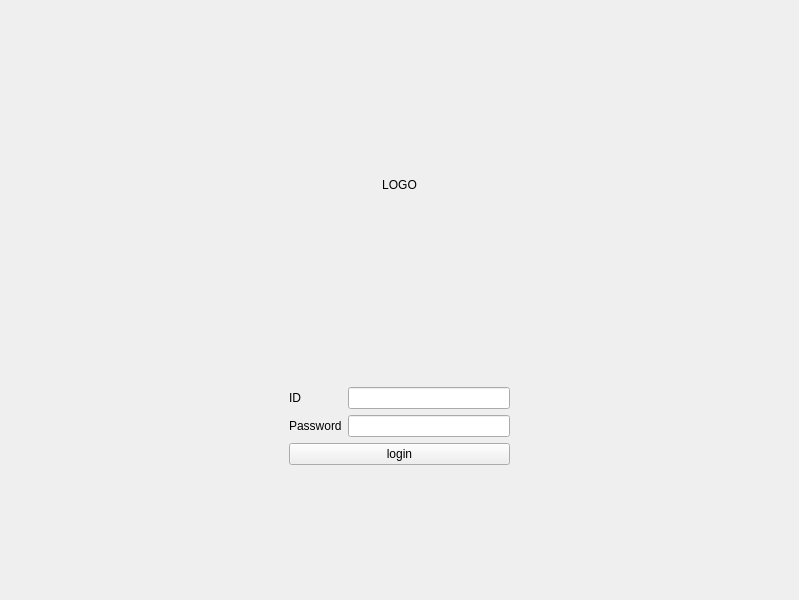
This is mainwindow.ui in shashwatkhadka/BillX as Qt 5 draws it before an edit. The edited form follows.
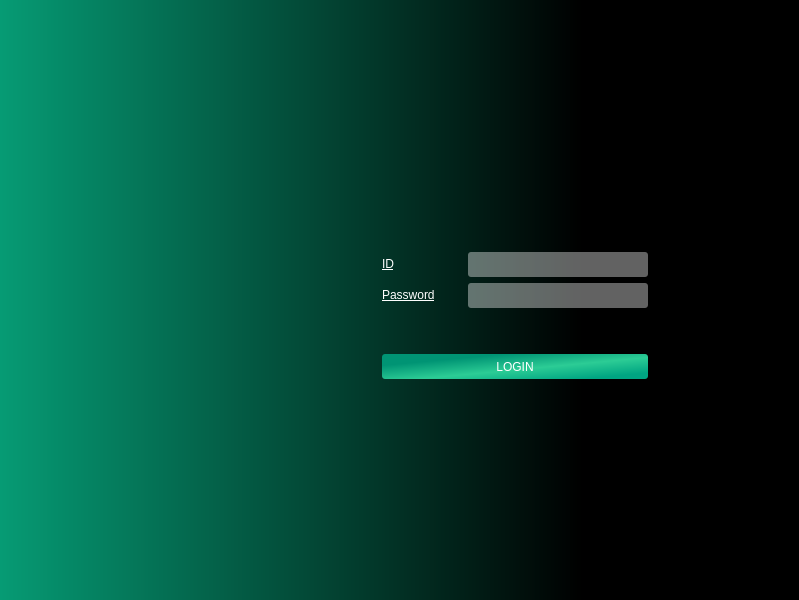
This is the edited form. Icons and pictures are not drawn.

Commit message: Updated login page

Patch:
```diff
--- a/mainwindow.ui
+++ b/mainwindow.ui
@@ -10,10 +10,21 @@
     <height>600</height>
    </rect>
   </property>
+  <property name="minimumSize">
+   <size>
+    <width>266</width>
+    <height>25</height>
+   </size>
+  </property>
   <property name="windowTitle">
    <string>MainWindow</string>
   </property>
   <widget class="QWidget" name="centralwidget">
+   <property name="styleSheet">
+    <string notr="true">QWidget#centralwidget{
+	background-color: qlineargradient(spread:pad, x1:0, y1:0, x2:1, y2:0, stop:0 rgba(6, 155, 116, 255), stop:0.727273 rgba(0, 0, 0, 255));
+}</string>
+   </property>
    <layout class="QHBoxLayout" name="horizontalLayout">
     <item>
      <spacer name="horizontalSpacer">
@@ -47,23 +58,7 @@
        </spacer>
       </item>
       <item>
-       <widget class="QLabel" name="label">
-        <property name="minimumSize">
-         <size>
-          <width>0</width>
-          <height>200</height>
-         </size>
-        </property>
-        <property name="text">
-         <string>LOGO</string>
-        </property>
-        <property name="alignment">
-         <set>Qt::AlignCenter</set>
-        </property>
-       </widget>
-      </item>
-      <item>
-       <spacer name="verticalSpacer_3">
+       <spacer name="verticalSpacer_8">
         <property name="orientation">
          <enum>Qt::Vertical</enum>
         </property>
@@ -90,6 +85,73 @@
          <number>20</number>
         </property>
         <item>
+         <layout class="QHBoxLayout" name="horizontalLayout_5">
+          <property name="topMargin">
+           <number>20</number>
+          </property>
+          <property name="bottomMargin">
+           <number>20</number>
+          </property>
+          <item>
+           <widget class="QLabel" name="label">
+            <property name="minimumSize">
+             <size>
+              <width>225</width>
+              <height>225</height>
+             </size>
+            </property>
+            <property name="maximumSize">
+             <size>
+              <width>225</width>
+              <height>225</height>
+             </size>
+            </property>
+            <property name="styleSheet">
+             <string notr="true">border-image: url(:/img/logo.png);</string>
+            </property>
+            <property name="text">
+             <string/>
+            </property>
+            <property name="alignment">
+             <set>Qt::AlignCenter</set>
+            </property>
+           </widget>
+          </item>
+          <item>
+           <layout class="QVBoxLayout" name="verticalLayout_3">
+            <property name="topMargin">
+             <number>20</number>
+            </property>
+            <property name="bottomMargin">
+             <number>0</number>
+            </property>
+            <item>
+             <spacer name="verticalSpacer_6">
+              <property name="orientation">
+               <enum>Qt::Vertical</enum>
+              </property>
+              <property name="sizeHint" stdset="0">
+               <size>
+                <width>20</width>
+                <height>40</height>
+               </size>
+              </property>
+             </spacer>
+            </item>
+            <item>
+             <spacer name="verticalSpacer_7">
+              <property name="orientation">
+               <enum>Qt::Vertical</enum>
+              </property>
+              <property name="sizeHint" stdset="0">
+               <size>
+                <width>20</width>
+                <height>40</height>
+               </size>
+              </property>
+             </spacer>
+            </item>
+            <item>
          <layout class="QFormLayout" name="formLayout_2">
           <property name="leftMargin">
            <number>0</number>
@@ -105,16 +167,58 @@
           </property>
           <item row="0" column="0">
            <widget class="QLabel" name="label_user">
+                <property name="minimumSize">
+                 <size>
+                  <width>80</width>
+                  <height>0</height>
+                 </size>
+                </property>
+                <property name="styleSheet">
+                 <string notr="true">color: rgb(255, 255, 255);
+font: 700 10pt &quot;Segoe UI&quot;;
+text-decoration: underline;</string>
+                </property>
             <property name="text">
              <string>ID</string>
             </property>
            </widget>
           </item>
           <item row="0" column="1">
-           <widget class="QLineEdit" name="lineEdit_username"/>
+               <widget class="QLineEdit" name="lineEdit_username">
+                <property name="minimumSize">
+                 <size>
+                  <width>180</width>
+                  <height>25</height>
+                 </size>
+                </property>
+                <property name="maximumSize">
+                 <size>
+                  <width>180</width>
+                  <height>25</height>
+                 </size>
+                </property>
+                <property name="styleSheet">
+                 <string notr="true">background-color: qlineargradient(spread:pad, x1:0, y1:0, x2:1, y2:1, stop:0 rgba(255, 255, 255, 98));
+font: 700 10pt &quot;Segoe UI&quot;;
+color: rgb(255, 255, 255);
+border: 1px;
+border-radius: 3px;</string>
+                </property>
+               </widget>
           </item>
           <item row="1" column="0">
            <widget class="QLabel" name="label_pass">
+                <property name="minimumSize">
+                 <size>
+                  <width>80</width>
+                  <height>0</height>
+                 </size>
+                </property>
+                <property name="styleSheet">
+                 <string notr="true">color: rgb(255, 255, 255);
+font: 700 10pt &quot;Segoe UI&quot;;
+text-decoration: underline;</string>
+                </property>
             <property name="text">
              <string>Password</string>
             </property>
@@ -122,6 +226,31 @@
           </item>
           <item row="1" column="1">
            <widget class="QLineEdit" name="lineEdit_password">
+                <property name="sizePolicy">
+                 <sizepolicy hsizetype="Fixed" vsizetype="Fixed">
+                  <horstretch>0</horstretch>
+                  <verstretch>0</verstretch>
+                 </sizepolicy>
+                </property>
+                <property name="minimumSize">
+                 <size>
+                  <width>180</width>
+                  <height>25</height>
+                 </size>
+                </property>
+                <property name="maximumSize">
+                 <size>
+                  <width>180</width>
+                  <height>25</height>
+                 </size>
+                </property>
+                <property name="styleSheet">
+                 <string notr="true">background-color: qlineargradient(spread:pad, x1:0, y1:0, x2:1, y2:1, stop:0 rgba(255, 255, 255, 98));
+font: 700 10pt &quot;Segoe UI&quot;;
+color: rgb(255, 255, 255);
+border: 1px;
+border-radius: 3px;</string>
+                </property>
             <property name="echoMode">
              <enum>QLineEdit::Password</enum>
             </property>
@@ -130,20 +259,91 @@
          </layout>
         </item>
         <item>
-         <layout class="QHBoxLayout" name="horizontalLayout_2">
+             <spacer name="verticalSpacer_4">
+              <property name="orientation">
+               <enum>Qt::Vertical</enum>
+              </property>
+              <property name="sizeHint" stdset="0">
+               <size>
+                <width>20</width>
+                <height>40</height>
+               </size>
+              </property>
+             </spacer>
+            </item>
+            <item>
+             <layout class="QVBoxLayout" name="verticalLayout_4">
+              <property name="leftMargin">
+               <number>0</number>
+              </property>
+              <property name="topMargin">
+               <number>0</number>
+              </property>
+              <property name="rightMargin">
+               <number>0</number>
+              </property>
+              <property name="bottomMargin">
+               <number>0</number>
+              </property>
           <item>
            <widget class="QPushButton" name="loginbutton">
+                <property name="minimumSize">
+                 <size>
+                  <width>266</width>
+                  <height>25</height>
+                 </size>
+                </property>
+                <property name="maximumSize">
+                 <size>
+                  <width>266</width>
+                  <height>25</height>
+                 </size>
+                </property>
+                <property name="styleSheet">
+                 <string notr="true">background-color: qlineargradient(spread:pad, x1:0, y1:0, x2:1, y2:1, stop:0.232955 rgba(0, 148, 116, 255), stop:0.568182 rgba(44, 204, 149, 255), stop:0.875 rgba(0, 168, 132, 251));
+font: 700 10pt &quot;Segoe UI&quot;;
+color: rgb(255, 255, 255);
+border: 1px;
+border-radius: 3px;</string>
+                </property>
             <property name="text">
-             <string>login</string>
+                 <string>LOGIN</string>
             </property>
            </widget>
           </item>
          </layout>
         </item>
-       </layout>
+            <item>
+             <spacer name="verticalSpacer_5">
+              <property name="orientation">
+               <enum>Qt::Vertical</enum>
+              </property>
+              <property name="sizeHint" stdset="0">
+               <size>
+                <width>20</width>
+                <height>40</height>
+               </size>
+              </property>
+             </spacer>
       </item>
       <item>
        <widget class="QLabel" name="loginstatus">
+              <property name="minimumSize">
+               <size>
+                <width>266</width>
+                <height>25</height>
+               </size>
+              </property>
+              <property name="maximumSize">
+               <size>
+                <width>247</width>
+                <height>25</height>
+               </size>
+              </property>
+              <property name="styleSheet">
+               <string notr="true">color: rgb(255, 255, 255);
+font: 700 12pt &quot;Segoe UI&quot;;</string>
+              </property>
         <property name="text">
          <string/>
         </property>
@@ -151,6 +351,28 @@
          <set>Qt::AlignCenter</set>
         </property>
        </widget>
+            </item>
+           </layout>
+          </item>
+         </layout>
+        </item>
+        <item>
+         <spacer name="verticalSpacer_3">
+          <property name="orientation">
+           <enum>Qt::Vertical</enum>
+          </property>
+          <property name="sizeHint" stdset="0">
+           <size>
+            <width>20</width>
+            <height>40</height>
+           </size>
+          </property>
+         </spacer>
+        </item>
+        <item>
+         <layout class="QHBoxLayout" name="horizontalLayout_2"/>
+        </item>
+       </layout>
       </item>
       <item>
        <spacer name="verticalSpacer">
```
Left out of the diff: 4 changed lines with no effect on the pictures. Lines whose indentation alone changed are shown as unchanged. The commit also changes 4 other files.
